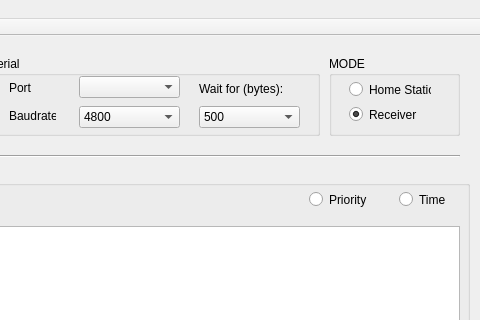
This is CMS2/mainwindow.ui in Hengy/CMS as Qt 5 draws it before an edit; both pictures show x 621 to 1101 and y 0 to 320 of the 1101 by 600 pixel window. The edited form follows.
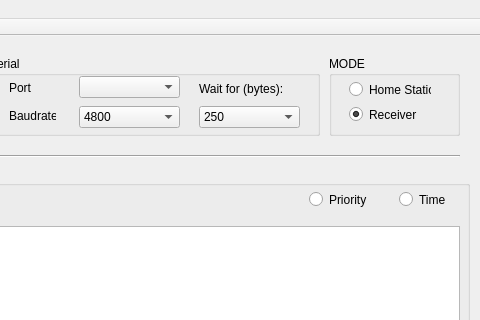
This is the edited form.

Patch:
```diff
--- a/CMS2/mainwindow.ui
+++ b/CMS2/mainwindow.ui
@@ -819,7 +819,7 @@
      </property>
      <item>
       <property name="text">
-       <string>500</string>
+       <string>250</string>
       </property>
      </item>
      <item>
```
Left out of the diff: 22 changed lines with no effect on the pictures.
